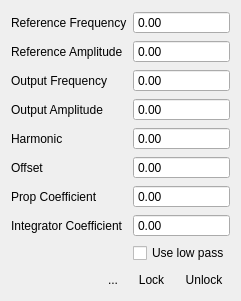
This is digitalLock/ui/LockControl.ui in MonroeQuantumNetworks/IonControl as Qt 5 draws it before an edit. The edited form follows.
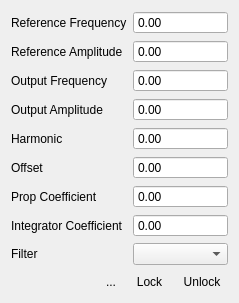
This is the edited form. Icons and pictures are not drawn. Custom widgets are drawn as their Qt base class.

Commit message: lock upgrades

```diff
--- a/digitalLock/ui/LockControl.ui
+++ b/digitalLock/ui/LockControl.ui
@@ -297,13 +297,16 @@
      </property>
     </widget>
    </item>
-   <item row="8" column="1">
-    <widget class="QCheckBox" name="lowPassCheckBox">
+   <item row="8" column="0">
+    <widget class="QLabel" name="label_9">
      <property name="text">
-      <string>Use low pass</string>
+      <string>Filter</string>
      </property>
     </widget>
    </item>
+   <item row="8" column="1">
+    <widget class="QComboBox" name="filterCombo"/>
+   </item>
   </layout>
  </widget>
  <customwidgets>
```
The commit also changes 10 other files.
